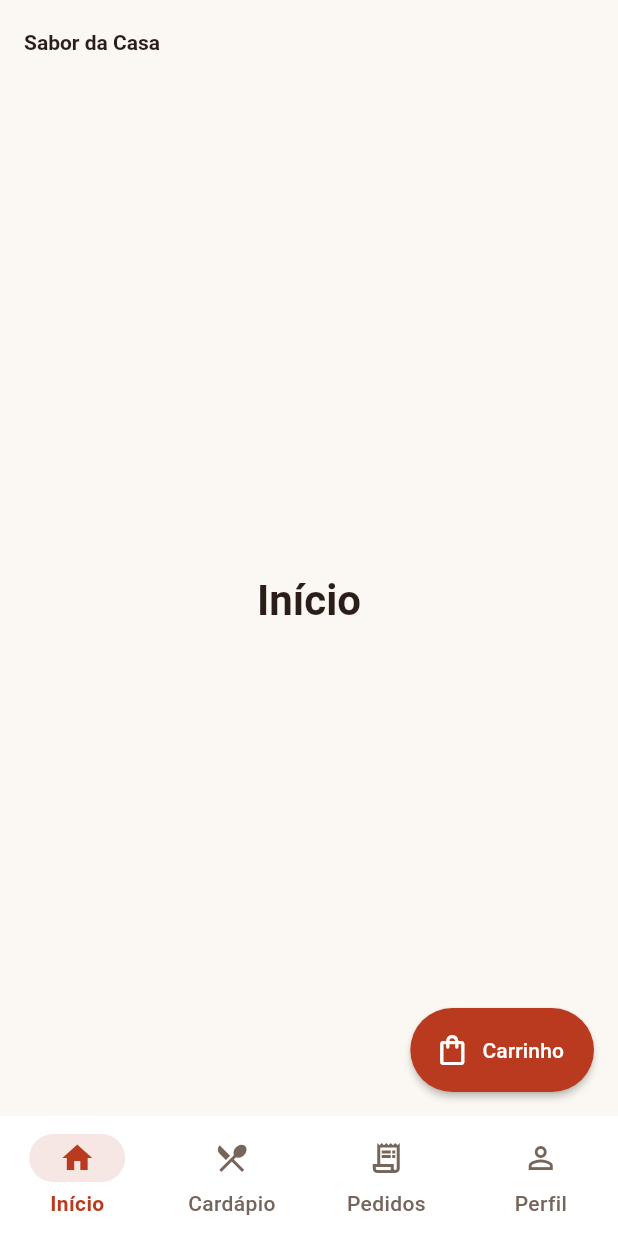
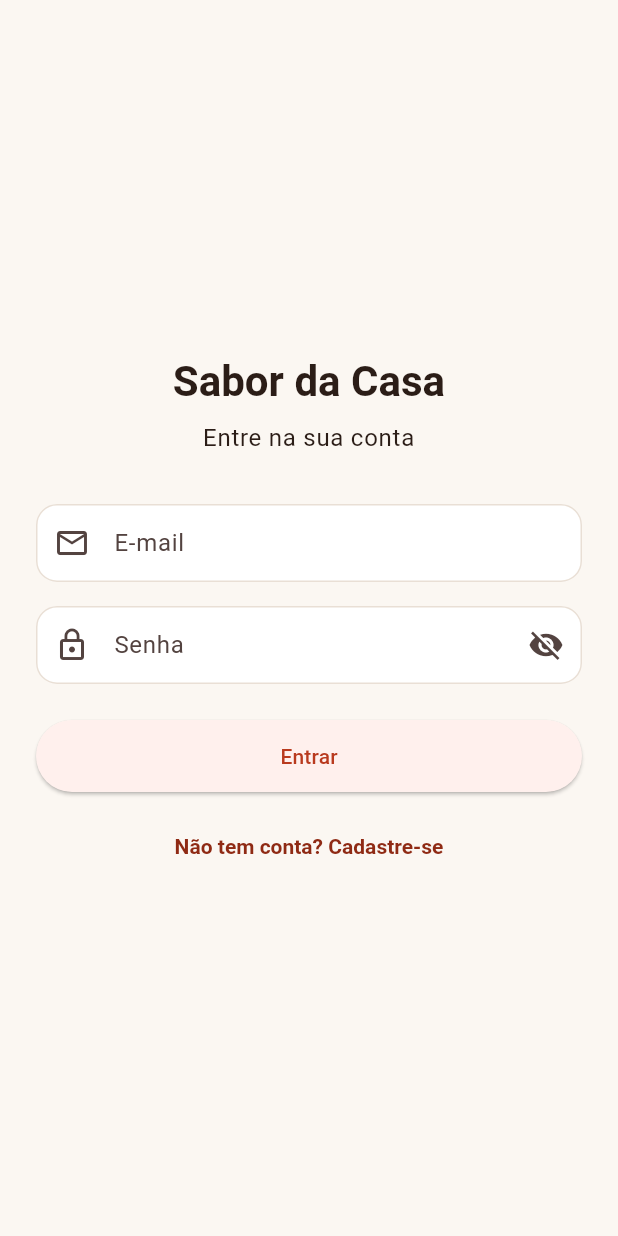
Before and after one commit to Everaldo451/Delivery-Sabor-da-Casa, a Flutter app: the screen it shows after launch, on a phone screen of 412 x 824 dp. Run offline on Flutter 3.47's test engine with Material 3 defaults, Android fonts, the phone set to English and light mode, and no system bars.

Commit message:
feat: adiciona telas de login e cadastro com validação e navegação para a home

```diff
--- a/app/lib/main.dart
+++ b/app/lib/main.dart
@@ -1,6 +1,7 @@
 import 'package:flutter/material.dart';
 
 import 'theme/app_theme.dart';
+import 'screens/login_screen.dart';
 
 void main() => runApp(const SaborDaCasaApp());
 
@@ -13,7 +14,10 @@ class SaborDaCasaApp extends StatelessWidget {
       title: 'Sabor da Casa',
       debugShowCheckedModeBanner: false,
       theme: AppTheme.light,
-      home: const CasaShell(),
+      home: const LoginScreen(),
+      routes: {
+        '/home': (_) => const CasaShell(),
+      },
     );
   }
 }
--- /dev/null
+++ b/app/lib/screens/login_screen.dart
@@ -0,0 +1,135 @@
+import 'package:flutter/material.dart';
+import 'cadastro_screen.dart';
+
+class LoginScreen extends StatefulWidget {
+  const LoginScreen({super.key});
+
+  @override
+  State<LoginScreen> createState() => _LoginScreenState();
+}
+
+class _LoginScreenState extends State<LoginScreen> {
+  final _formKey = GlobalKey<FormState>();
+  final _emailController = TextEditingController();
+  final _senhaController = TextEditingController();
+  bool _ocultarSenha = true;
+
+  @override
+  void dispose() {
+    _emailController.dispose();
+    _senhaController.dispose();
+    super.dispose();
+  }
+
+  void _entrar() {
+    if (_formKey.currentState!.validate()) {
+      // TODO: chamar o backend aqui e só navegar se o login der certo
+      Navigator.pushReplacementNamed(context, '/home');
+    }
+  }
+
+  @override
+  Widget build(BuildContext context) {
+    final tema = Theme.of(context);
+
+    return Scaffold(
+      body: SafeArea(
+        child: Center(
+          child: SingleChildScrollView(
+            padding: const EdgeInsets.all(24),
+            child: Form(
+              key: _formKey,
+              child: Column(
+                mainAxisAlignment: MainAxisAlignment.center,
+                crossAxisAlignment: CrossAxisAlignment.stretch,
+                children: [
+                  Text(
+                    'Sabor da Casa',
+                    textAlign: TextAlign.center,
+                    style: tema.textTheme.headlineMedium,
+                  ),
+                  const SizedBox(height: 8),
+                  Text(
+                    'Entre na sua conta',
+                    textAlign: TextAlign.center,
+                    style: tema.textTheme.bodyLarge,
+                  ),
+                  const SizedBox(height: 32),
+                  TextFormField(
+                    controller: _emailController,
+                    keyboardType: TextInputType.emailAddress,
+                    decoration: const InputDecoration(
+                      labelText: 'E-mail',
+                      prefixIcon: Icon(Icons.email_outlined),
+                      border: OutlineInputBorder(),
+                    ),
+                    validator: (valor) {
+                      if (valor == null || valor.trim().isEmpty) {
+                        return 'Informe o e-mail';
+                      }
+                      if (!valor.contains('@') || !valor.contains('.')) {
+                        return 'E-mail inválido';
+                      }
+                      return null;
+                    },
+                  ),
+                  const SizedBox(height: 16),
+                  TextFormField(
+                    controller: _senhaController,
+                    obscureText: _ocultarSenha,
+                    decoration: InputDecoration(
+                      labelText: 'Senha',
+                      prefixIcon: const Icon(Icons.lock_outline),
+                      border: const OutlineInputBorder(),
+                      suffixIcon: IconButton(
+                        icon: Icon(
+                          _ocultarSenha
+                              ? Icons.visibility_off
+                              : Icons.visibility,
+                        ),
+                        onPressed: () {
+                          setState(() {
+                            _ocultarSenha = !_ocultarSenha;
+                          });
+                        },
+                      ),
+                    ),
+                    validator: (valor) {
+                      if (valor == null || valor.isEmpty) {
+                        return 'Informe a senha';
+                      }
+                      if (valor.length < 6) {
+                        return 'A senha deve ter ao menos 6 caracteres';
+                      }
+                      return null;
+                    },
+                  ),
+                  const SizedBox(height: 24),
+                  ElevatedButton(
+                    onPressed: _entrar,
+                    child: const Padding(
+                      padding: EdgeInsets.symmetric(vertical: 14),
+                      child: Text('Entrar'),
+                    ),
+                  ),
+                  const SizedBox(height: 12),
+                  TextButton(
+                    onPressed: () {
+                      Navigator.push(
+                        context,
+                        MaterialPageRoute(
+                          builder: (_) => const CadastroScreen(),
+                        ),
+                      );
+                    },
+                    child: const Text('Não tem conta? Cadastre-se'),
+                  ),
+                ],
+              ),
+            ),
+          ),
+        ),
+      ),
+    );
+  }
+}
```
Also changed, not shown: app/lib/screens/cadastro_screen.dart (added, +207 -0 lines).
